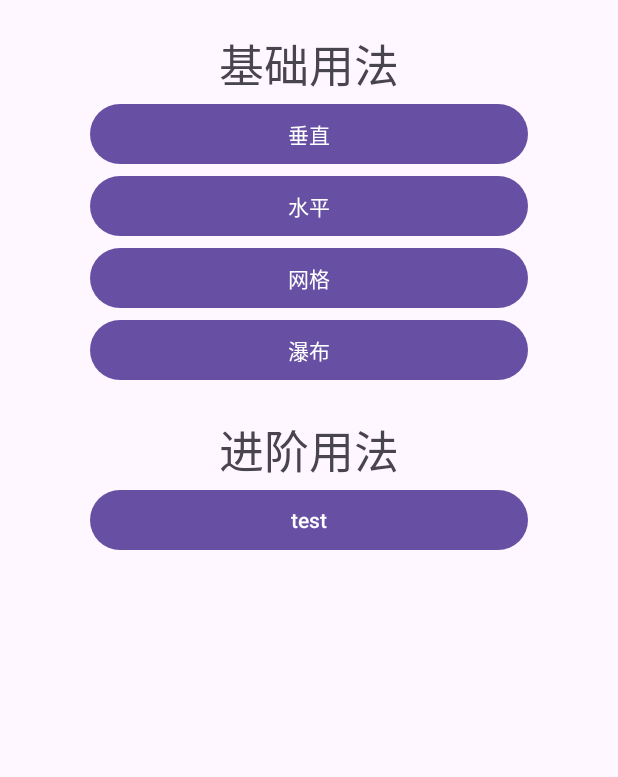
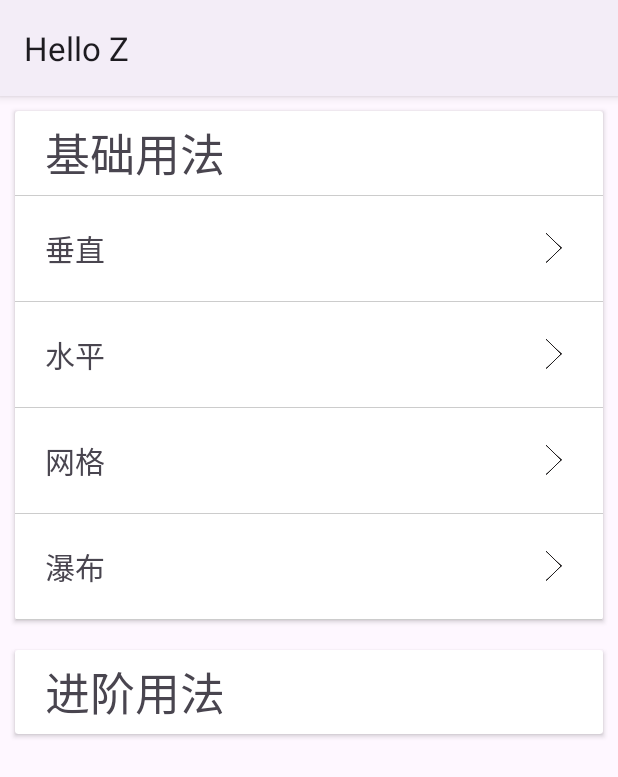
Before and after one commit to zhangzefan940227/Hello-Z, an Android app: the RecyclerActivity screen opened directly, with no data from a screen before it, on a phone screen of 412 x 824 dp. Shown: the top 777 px of the screen. Run offline under Robolectric (Android 15) with nearby library versions, the phone set to English and light mode, and no system bars; our stand-ins replace data binding.

Commit message:
[2023/12/20]用RecyclerView实现主菜单的显示方式，UI仿照Setting。

```diff
--- a/app/build.gradle
+++ b/app/build.gradle
@@ -26,6 +26,11 @@ android {
         sourceCompatibility JavaVersion.VERSION_1_8
         targetCompatibility JavaVersion.VERSION_1_8
     }
+
+    buildFeatures {
+        viewBinding true
+        dataBinding true
+    }
 }
 
 dependencies {
@@ -38,4 +43,5 @@ dependencies {
     androidTestImplementation 'androidx.test.ext:junit:1.1.5'
     androidTestImplementation 'androidx.test.espresso:espresso-core:3.5.1'
     implementation 'com.github.bumptech.glide:glide:3.7.0'
+    implementation(platform("org.jetbrains.kotlin:kotlin-bom:1.8.0"))
 }
--- a/app/src/main/AndroidManifest.xml
+++ b/app/src/main/AndroidManifest.xml
@@ -13,7 +13,7 @@
         android:theme="@style/Theme.HelloZ"
         tools:targetApi="31">
         <activity
-            android:name=".MainActivity"
+            android:name=".menu.MainActivity"
             android:exported="true">
             <intent-filter>
                 <action android:name="android.intent.action.MAIN" />
--- a/app/src/main/java/com/main/app/recycler/RecyclerActivity.java
+++ b/app/src/main/java/com/main/app/recycler/RecyclerActivity.java
@@ -6,49 +6,64 @@ import android.view.View;
 import android.widget.Button;
 
 import androidx.appcompat.app.AppCompatActivity;
+import androidx.databinding.DataBindingUtil;
+import androidx.recyclerview.widget.LinearLayoutManager;
 
 import com.main.app.R;
+import com.main.app.databinding.ActivityMainBinding;
+import com.main.app.databinding.ActivityRecyclerBinding;
+import com.main.app.menu.MainAdapter;
 import com.main.app.recycler.base.GridActivity;
 import com.main.app.recycler.base.HorizontalActivity;
 import com.main.app.recycler.base.VerticalActivity;
 import com.main.app.recycler.base.WaterFallActivity;
 
-public class RecyclerActivity extends AppCompatActivity implements View.OnClickListener {
+import java.util.ArrayList;
+import java.util.List;
 
-    private Button mVertical, mHorizontal, mGrid, mWaterFall;
+public class RecyclerActivity extends AppCompatActivity {
+
+    private ActivityRecyclerBinding activityRecyclerBinding;
+
+    private RecyclerAdapter mRecyclerAdapter;
+    private LinearLayoutManager mLayoutManager;
+    private List<String> mRecyclerJumpToList;
+    private List<Class<?>> mRecyclerJumpToActivity;
 
     @Override
     protected void onCreate(Bundle savedInstanceState) {
         super.onCreate(savedInstanceState);
-        setContentView(R.layout.activity_recycler);
+        activityRecyclerBinding = DataBindingUtil.setContentView(this, R.layout.activity_recycler);
+        initData();
         initView();
     }
 
-    @Override
-    public void onClick(View v) {
-        if (v.getId() == R.id.vertical_bt) {
-            Intent i = new Intent(this, VerticalActivity.class);
-            startActivity(i);
-        } else if (v.getId() == R.id.horizontal_bt) {
-            Intent i = new Intent(this, HorizontalActivity.class);
-            startActivity(i);
-        } else if (v.getId() == R.id.grid_bt) {
-            Intent i = new Intent(this, GridActivity.class);
-            startActivity(i);
-        } else if (v.getId() == R.id.waterfall_bt) {
-            Intent i = new Intent(this, WaterFallActivity.class);
-            startActivity(i);
-        }
+
+    private void initView() {
+        mLayoutManager = new LinearLayoutManager(this, LinearLayoutManager.VERTICAL, false);
+        mRecyclerAdapter = new RecyclerAdapter(mRecyclerJumpToList);
+        activityRecyclerBinding.recyclerRv.setLayoutManager(mLayoutManager);
+        activityRecyclerBinding.recyclerRv.setAdapter(mRecyclerAdapter);
+        mRecyclerAdapter.setClickListener((view, position) -> {
+            jumpActivity(mRecyclerJumpToActivity.get(position));
+        });
     }
 
-    private void initView() {
-        mVertical = findViewById(R.id.vertical_bt);
-        mVertical.setOnClickListener(this);
-        mHorizontal = findViewById(R.id.horizontal_bt);
-        mHorizontal.setOnClickListener(this);
-        mGrid = findViewById(R.id.grid_bt);
-        mGrid.setOnClickListener(this);
-        mWaterFall = findViewById(R.id.waterfall_bt);
-        mWaterFall.setOnClickListener(this);
+    private void initData() {
+        mRecyclerJumpToList = new ArrayList<>();
+        mRecyclerJumpToList.add(getString(R.string.vertical));
+        mRecyclerJumpToList.add(getString(R.string.horizontal));
+        mRecyclerJumpToList.add(getString(R.string.grid));
+        mRecyclerJumpToList.add(getString(R.string.water_fall));
+
+        mRecyclerJumpToActivity = new ArrayList<>();
+        mRecyclerJumpToActivity.add(VerticalActivity.class);
+        mRecyclerJumpToActivity.add(HorizontalActivity.class);
+        mRecyclerJumpToActivity.add(GridActivity.class);
+        mRecyclerJumpToActivity.add(WaterFallActivity.class);
+    }
+
+    public void jumpActivity(final Class<?> clazz) {
+        startActivity(new Intent(this, clazz));
     }
 }
--- /dev/null
+++ b/app/src/main/java/com/main/app/recycler/RecyclerAdapter.java
@@ -0,0 +1,59 @@
+package com.main.app.recycler;
+
+import android.view.LayoutInflater;
+import android.view.View;
+import android.view.ViewGroup;
+import android.widget.TextView;
+
+import androidx.annotation.NonNull;
+import androidx.recyclerview.widget.RecyclerView;
+
+import com.main.app.R;
+import com.main.app.utils.OnItemClickListener;
+
+import java.util.List;
+
+public class RecyclerAdapter extends RecyclerView.Adapter<RecyclerAdapter.RecyclerViewHolder> {
+
+    private final List<String> recyclerJumpToList;
+    private OnItemClickListener clickListener;
+    public RecyclerAdapter(List<String> recyclerJumpToList) {
+        this.recyclerJumpToList = recyclerJumpToList;
+    }
+
+    @NonNull
+    @Override
+    public RecyclerViewHolder onCreateViewHolder(@NonNull ViewGroup parent, int viewType) {
+        View view = LayoutInflater.from(parent.getContext()).inflate(R.layout.item_recycler, parent, false);
+        RecyclerAdapter.RecyclerViewHolder recyclerViewHolder = new RecyclerViewHolder(view);
+        view.findViewById(R.id.item_recycler_tv).setOnClickListener(v -> {
+            if (clickListener != null) {
+                clickListener.onItemClick(view, recyclerViewHolder.getAdapterPosition());
+            }
+        });
+        return recyclerViewHolder;
+    }
+
+    @Override
+    public void onBindViewHolder(@NonNull RecyclerViewHolder holder, int position) {
+        holder.textView.setText(recyclerJumpToList.get(position));
+
+    }
+
+    @Override
+    public int getItemCount() {
+        return recyclerJumpToList.size();
+    }
+
+    public void setClickListener(OnItemClickListener listener) {
+        clickListener = listener;
+    }
+
+    public static class RecyclerViewHolder extends RecyclerView.ViewHolder {
+        public TextView textView;
+        public RecyclerViewHolder(@NonNull View itemView) {
+            super(itemView);
+            textView = itemView.findViewById(R.id.item_recycler_tv);
+        }
+    }
+}
--- /dev/null
+++ b/app/src/main/java/com/main/app/utils/OnItemClickListener.java
@@ -0,0 +1,7 @@
+package com.main.app.utils;
+
+import android.view.View;
+
+public interface OnItemClickListener {
+    void onItemClick(View view, int position);
+}
--- /dev/null
+++ b/app/src/main/java/com/main/app/utils/Utils.java
@@ -0,0 +1,4 @@
+package com.main.app.utils;
+
+public class Utils {
+}
--- a/app/src/main/res/layout/activity_recycler.xml
+++ b/app/src/main/res/layout/activity_recycler.xml
@@ -1,77 +1,75 @@
 <?xml version="1.0" encoding="utf-8"?>
-<RelativeLayout xmlns:android="http://schemas.android.com/apk/res/android"
+<layout>
+
+    <LinearLayout xmlns:android="http://schemas.android.com/apk/res/android"
+        xmlns:app="http://schemas.android.com/apk/res-auto"
         xmlns:tools="http://schemas.android.com/tools"
         android:layout_width="match_parent"
         android:layout_height="match_parent"
-    android:orientation="vertical">
+        android:orientation="vertical"
+        tools:context=".menu.MainActivity">
 
-    <RelativeLayout
-        android:id="@+id/relative1"
+        <androidx.cardview.widget.CardView
+            android:id="@+id/card_view_1"
             android:layout_width="match_parent"
             android:layout_height="wrap_content"
-        android:layout_marginHorizontal="60dp"
-        android:layout_marginTop="20dp">
+            android:layout_margin="10dp"
+            app:layout_constraintTop_toTopOf="parent">
+
+            <LinearLayout
+                android:layout_width="match_parent"
+                android:layout_height="wrap_content"
+                android:orientation="vertical">
 
                 <TextView
                     android:id="@+id/base_tv"
                     android:layout_width="wrap_content"
                     android:layout_height="wrap_content"
-            android:layout_centerHorizontal="true"
+                    android:paddingHorizontal="20dp"
+                    android:paddingVertical="5dp"
                     android:text="@string/base_use"
                     android:textSize="30sp" />
 
-        <Button
-            android:id="@+id/vertical_bt"
+                <View
+                    android:layout_width="match_parent"
+                    android:layout_height="1px"
+                    android:background="#33000000" />
+
+                <androidx.recyclerview.widget.RecyclerView
+                    android:id="@+id/recycler_rv"
+                    android:layout_width="match_parent"
+                    android:layout_height="wrap_content" />
+            </LinearLayout>
+
+        </androidx.cardview.widget.CardView>
+
+
+        <androidx.cardview.widget.CardView
             android:layout_width="match_parent"
             android:layout_height="wrap_content"
-            android:layout_below="@+id/base_tv"
-            android:text="@string/vertical" />
+            android:layout_margin="10dp"
+            app:layout_constraintTop_toTopOf="parent">
 
-        <Button
-            android:id="@+id/horizontal_bt"
+            <LinearLayout
                 android:layout_width="match_parent"
                 android:layout_height="wrap_content"
-            android:layout_below="@+id/vertical_bt"
-            android:text="@string/horizontal" />
-
-        <Button
-            android:id="@+id/grid_bt"
-            android:layout_width="match_parent"
-            android:layout_height="wrap_content"
-            android:layout_below="@+id/horizontal_bt"
-            android:text="@string/grid" />
-
-        <Button
-            android:id="@+id/waterfall_bt"
-            android:layout_width="match_parent"
-            android:layout_height="wrap_content"
-            android:layout_below="@+id/grid_bt"
-            android:text="@string/water_fall" />
-    </RelativeLayout>
-
-        <RelativeLayout
-            android:id="@+id/relative2"
-            android:layout_width="match_parent"
-            android:layout_height="wrap_content"
-            android:layout_marginHorizontal="60dp"
-            android:layout_marginTop="20dp"
-            android:layout_below="@+id/relative1">
+                android:orientation="vertical">
 
                 <TextView
                     android:id="@+id/advance_tv"
                     android:layout_width="wrap_content"
                     android:layout_height="wrap_content"
-                android:layout_centerHorizontal="true"
+                    android:paddingHorizontal="20dp"
+                    android:paddingVertical="5dp"
                     android:text="@string/advanced_use"
                     android:textSize="30sp" />
 
-            <Button
-                android:id="@+id/test"
+                <androidx.recyclerview.widget.RecyclerView
+                    android:id="@+id/recycler_rv2"
                     android:layout_width="match_parent"
-                android:layout_height="wrap_content"
-                android:layout_below="@+id/advance_tv"
-                android:text="test" />
+                    android:layout_height="wrap_content" />
+            </LinearLayout>
 
-        </RelativeLayout>
-
-</RelativeLayout>
+        </androidx.cardview.widget.CardView>
+    </LinearLayout>
+</layout>
--- /dev/null
+++ b/app/src/main/res/layout/item_recycler.xml
@@ -0,0 +1,46 @@
+<?xml version="1.0" encoding="utf-8"?>
+<LinearLayout xmlns:android="http://schemas.android.com/apk/res/android"
+    xmlns:app="http://schemas.android.com/apk/res-auto"
+    android:layout_width="match_parent"
+    android:layout_height="wrap_content"
+    android:orientation="vertical">
+
+    <!--    <androidx.cardview.widget.CardView-->
+    <!--        android:layout_width="match_parent"-->
+    <!--        android:layout_height="wrap_content"-->
+    <!--        android:layout_margin="1dp"-->
+    <!--        app:contentPadding="5dp">-->
+
+    <LinearLayout
+        android:layout_width="match_parent"
+        android:layout_height="wrap_content"
+        android:orientation="horizontal">
+
+        <TextView
+            android:id="@+id/item_recycler_tv"
+            android:layout_width="0dp"
+            android:layout_height="wrap_content"
+            android:layout_weight="15"
+            android:gravity="center_vertical"
+            android:padding="20dp"
+            android:text="default"
+            android:textSize="20sp" />
+
+        <ImageView
+            android:layout_width="0dp"
+            android:layout_height="20dp"
+            android:layout_gravity="center_vertical"
+            android:layout_marginRight="10dp"
+            android:layout_weight="2"
+            android:src="@drawable/jiantou" />
+    </LinearLayout>
+
+    <View
+        android:layout_width="match_parent"
+        android:layout_height="1px"
+        android:background="#33000000" />
+
+    <!--    </androidx.cardview.widget.CardView>-->
+
+
+</LinearLayout>
--- a/app/src/main/res/values-night/themes.xml
+++ b/app/src/main/res/values-night/themes.xml
@@ -1,6 +1,6 @@
 <resources xmlns:tools="http://schemas.android.com/tools">
     <!-- Base application theme. -->
-    <style name="Base.Theme.HelloZ" parent="Theme.Material3.DayNight.NoActionBar">
+    <style name="Base.Theme.HelloZ" parent="Theme.Material3.Dark">
         <!-- Customize your dark theme here. -->
         <!-- <item name="colorPrimary">@color/my_dark_primary</item> -->
     </style>
--- a/app/src/main/res/values/strings.xml
+++ b/app/src/main/res/values/strings.xml
@@ -1,7 +1,7 @@
 <resources>
     <string name="app_name">Hello Z</string>
-    <string name="property_animation">Property Animation</string>
-    <string name="recycler_view">Recycle View</string>
+    <string name="property_animation">属性动画</string>
+    <string name="recycler_view">RecyclerView</string>
     <string name="main_menu">主菜单</string>
     <string name="base_use">基础用法</string>
     <string name="advanced_use">进阶用法</string>
--- a/app/src/main/res/values/themes.xml
+++ b/app/src/main/res/values/themes.xml
@@ -1,6 +1,6 @@
 <resources xmlns:tools="http://schemas.android.com/tools">
     <!-- Base application theme. -->
-    <style name="Base.Theme.HelloZ" parent="Theme.Material3.DayNight.NoActionBar">
+    <style name="Base.Theme.HelloZ" parent="Theme.Material3.Light">
         <!-- Customize your light theme here. -->
         <!-- <item name="colorPrimary">@color/my_light_primary</item> -->
     </style>
```
Also changed, not shown: app/src/main/java/com/main/app/MainActivity.java (deleted, +0 -31 lines), app/src/main/java/com/main/app/menu/MainActivity.java (added, +59 -0 lines), app/src/main/java/com/main/app/menu/MainAdapter.java (added, +58 -0 lines), app/src/main/res/drawable/border.xml (added, +8 -0 lines), app/src/main/res/layout/activity_main.xml (+7 -27 lines), app/src/main/res/layout/item_main.xml (added, +46 -0 lines), app/src/main/res/drawable/jiantou.png (added). Lines whose indentation alone changed are shown as unchanged.
